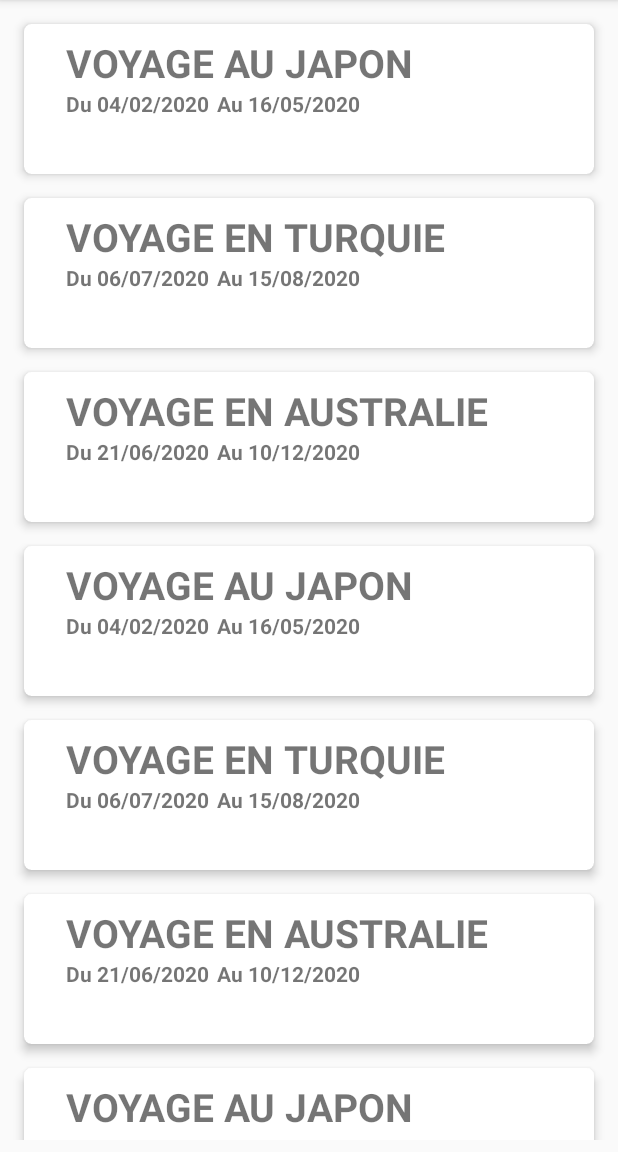
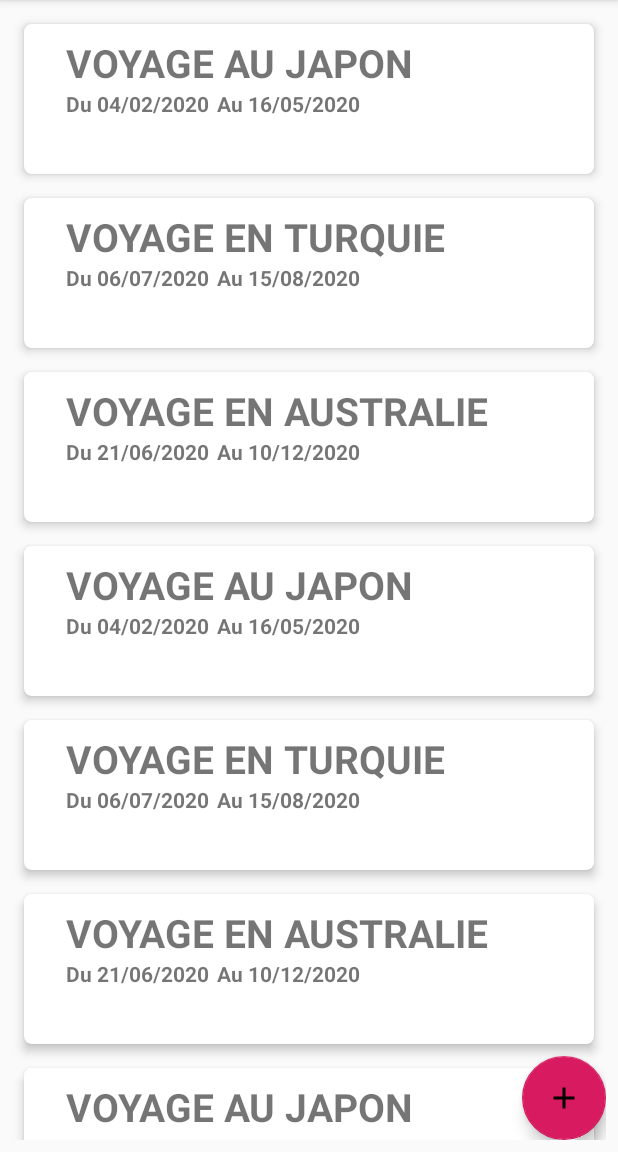
Before and after one commit to quentinfougereau/Traveli, an Android app: the screen it shows after launch (MainActivity), on a phone screen of 412 x 824 dp, the part 84-1236 px from its top. Run offline under Robolectric (Android 15) with nearby library versions, the phone set to English and light mode, and no system bars.

Commit message:
Ajout du bouton flottant '+'; Suppresion des items de la liste

```diff
--- a/app/src/main/AndroidManifest.xml
+++ b/app/src/main/AndroidManifest.xml
@@ -9,6 +9,11 @@
         android:roundIcon="@mipmap/ic_launcher_round"
         android:supportsRtl="true"
         android:theme="@style/AppTheme">
+        <activity
+            android:name=".TestActivity"
+            android:label="@string/title_activity_test"
+            android:theme="@style/AppTheme.NoActionBar"></activity>
+        <activity android:name=".CalendarActivity" />
         <activity android:name=".MainActivity">
             <intent-filter>
                 <action android:name="android.intent.action.MAIN" />
--- a/app/src/main/java/com/example/traveli/Adapter/MyViewHolder.java
+++ b/app/src/main/java/com/example/traveli/Adapter/MyViewHolder.java
@@ -1,21 +1,34 @@
 package com.example.traveli.Adapter;
 
+import android.content.Intent;
 import android.view.View;
 import android.widget.TextView;
+import android.widget.Toast;
 
 import androidx.annotation.NonNull;
 import androidx.recyclerview.widget.RecyclerView;
 
+import com.example.traveli.CalendarActivity;
+import com.example.traveli.MainActivity;
 import com.example.traveli.R;
+
+import static androidx.core.content.ContextCompat.startActivity;
 
 class MyViewHolder extends RecyclerView.ViewHolder {
 
     TextView  travelName, travelDepartureDate, travelEndDate;
 
-    public MyViewHolder(@NonNull View itemView) {
+    public MyViewHolder(@NonNull final View itemView) {
         super(itemView);
         travelName = (TextView) itemView.findViewById(R.id.travelName);
         travelDepartureDate = (TextView) itemView.findViewById(R.id.travelDepartureDate);
         travelEndDate = (TextView) itemView.findViewById(R.id.travelEndDate);
+        itemView.setOnClickListener(new View.OnClickListener() {
+            @Override
+            public void onClick(View v) {
+                final Intent intent = new Intent(v.getContext(), CalendarActivity.class);
+                v.getContext().startActivity(intent);
+            }
+        });
     }
 }
--- a/app/src/main/java/com/example/traveli/Helper/MySwipeHelper.java
+++ b/app/src/main/java/com/example/traveli/Helper/MySwipeHelper.java
@@ -204,7 +204,7 @@ public abstract class MySwipeHelper extends ItemTouchHelper.SimpleCallback {
         else
             buttonList.clear();
         buttonBuffer.clear();
-        swipeThreshold = 0.4f * buttonList.size();
+        swipeThreshold = 0.5f * buttonList.size();
         recoverSwipedItem();
     }
 
--- a/app/src/main/java/com/example/traveli/MainActivity.java
+++ b/app/src/main/java/com/example/traveli/MainActivity.java
@@ -9,7 +9,9 @@ import androidx.recyclerview.widget.RecyclerView;
 
 import android.graphics.Color;
 import android.os.Bundle;
+import android.view.MotionEvent;
 import android.view.View;
+import android.widget.Button;
 import android.widget.LinearLayout;
 import android.widget.Toast;
 
@@ -17,6 +19,7 @@ import com.example.traveli.Adapter.MyAdapter;
 import com.example.traveli.Helper.MyButtonClickListener;
 import com.example.traveli.Helper.MySwipeHelper;
 import com.example.traveli.Model.Travel;
+import com.google.android.material.floatingactionbutton.FloatingActionButton;
 import com.google.android.material.snackbar.Snackbar;
 
 import java.util.ArrayList;
@@ -38,10 +41,18 @@ public class MainActivity extends AppCompatActivity {
         linearLayoutManager = new LinearLayoutManager(this);
         recyclerView.setLayoutManager(linearLayoutManager);
 
+        final FloatingActionButton addTravel = findViewById(R.id.addTravel);
+        addTravel.setOnClickListener(new View.OnClickListener() {
+            @Override
+            public void onClick(View v) {
+                Toast.makeText(MainActivity.this, "Add Travel", Toast.LENGTH_SHORT).show();
+            }
+        });
+
         MySwipeHelper mySwipeHelper = new MySwipeHelper(this, recyclerView, 200) {
 
             @Override
-            public void instantiateMyButton(RecyclerView.ViewHolder viewHolder, List<MySwipeHelper.MyButton> buffer) {
+            public void instantiateMyButton(final RecyclerView.ViewHolder viewHolder, final List<MySwipeHelper.MyButton> buffer) {
                 buffer.add(new MyButton(
                         MainActivity.this,
                         "Delete",
@@ -51,7 +62,8 @@ public class MainActivity extends AppCompatActivity {
                         new MyButtonClickListener() {
                             @Override
                             public void onClick(int pos) {
-                                Toast.makeText(MainActivity.this, "Delete click", Toast.LENGTH_SHORT).show();
+                                //Toast.makeText(MainActivity.this, "Delete click", Toast.LENGTH_SHORT).show();
+                                removeTravel(pos);
                             }
                         }));
 
@@ -73,7 +85,7 @@ public class MainActivity extends AppCompatActivity {
 
         };
 
-        mySwipeHelper.getSwipeEscapeVelocity(1f);
+        mySwipeHelper.getSwipeEscapeVelocity(0.1f);
         mySwipeHelper.getSwipeVelocityThreshold(1f);
 
         generateTravel();
@@ -100,4 +112,10 @@ public class MainActivity extends AppCompatActivity {
         recyclerView.setAdapter(adapter);
     }
 
+    private void removeTravel(int pos) {
+        MyAdapter myAdapter = (MyAdapter) recyclerView.getAdapter();
+        myAdapter.removeTravel(pos);
+        myAdapter.notifyItemRemoved(pos);
+    }
+
 }
--- /dev/null
+++ b/app/src/main/res/drawable/ic_add_black_24dp.xml
@@ -0,0 +1,9 @@
+<vector xmlns:android="http://schemas.android.com/apk/res/android"
+        android:width="24dp"
+        android:height="24dp"
+        android:viewportWidth="24.0"
+        android:viewportHeight="24.0">
+    <path
+        android:fillColor="#FF000000"
+        android:pathData="M19,13h-6v6h-2v-6H5v-2h6V5h2v6h6v2z"/>
+</vector>
--- a/app/src/main/res/layout/activity_main.xml
+++ b/app/src/main/res/layout/activity_main.xml
@@ -1,16 +1,25 @@
 <?xml version="1.0" encoding="utf-8"?>
-<RelativeLayout xmlns:android="http://schemas.android.com/apk/res/android"
-    xmlns:app="http://schemas.android.com/apk/res-auto"
-    xmlns:tools="http://schemas.android.com/tools"
-    android:id="@+id/relativeLayout"
+<androidx.coordinatorlayout.widget.CoordinatorLayout android:id="@+id/relativeLayout"
     android:layout_width="match_parent"
     android:layout_height="match_parent"
     android:padding="8dp"
-    tools:context=".MainActivity">
+    tools:context=".MainActivity"
+    xmlns:android="http://schemas.android.com/apk/res/android"
+    xmlns:tools="http://schemas.android.com/tools">
+
+        <com.google.android.material.floatingactionbutton.FloatingActionButton
+            android:id="@+id/addTravel"
+            android:layout_width="wrap_content"
+            android:layout_height="wrap_content"
+            android:layout_gravity="end|bottom"
+            android:contentDescription="Add"
+            android:src="@drawable/ic_add_black_24dp"
+            android:visibility="visible" />
 
         <androidx.recyclerview.widget.RecyclerView
             android:id="@+id/recyclerView"
-            android:layout_height="match_parent"
-            android:layout_width="match_parent" />
+            android:layout_width="match_parent"
+            android:layout_height="match_parent" />
 
-</RelativeLayout>
+
+</androidx.coordinatorlayout.widget.CoordinatorLayout>
--- /dev/null
+++ b/app/src/main/res/values/dimens.xml
@@ -0,0 +1,3 @@
+<resources>
+    <dimen name="fab_margin">16dp</dimen>
+</resources>
--- a/app/src/main/res/values/strings.xml
+++ b/app/src/main/res/values/strings.xml
@@ -1,3 +1,4 @@
 <resources>
     <string name="app_name">Traveli</string>
+    <string name="title_activity_test">TestActivity</string>
 </resources>
--- a/app/src/main/res/values/styles.xml
+++ b/app/src/main/res/values/styles.xml
@@ -8,4 +8,13 @@
         <item name="colorAccent">@color/colorAccent</item>
     </style>
 
+    <style name="AppTheme.NoActionBar">
+        <item name="windowActionBar">false</item>
+        <item name="windowNoTitle">true</item>
+    </style>
+
+    <style name="AppTheme.AppBarOverlay" parent="ThemeOverlay.AppCompat.Dark.ActionBar" />
+
+    <style name="AppTheme.PopupOverlay" parent="ThemeOverlay.AppCompat.Light" />
+
 </resources>
```
Also changed, not shown: app/src/main/java/com/example/traveli/Adapter/MyAdapter.java (+8 -0 lines), app/src/main/java/com/example/traveli/CalendarActivity.java (added, +14 -0 lines), app/src/main/java/com/example/traveli/TestActivity.java (added, +32 -0 lines), app/src/main/res/layout/activity_calendar.xml (added, +9 -0 lines), app/src/main/res/layout/activity_test.xml (added, +33 -0 lines), app/src/main/res/layout/content_test.xml (added, +11 -0 lines).
